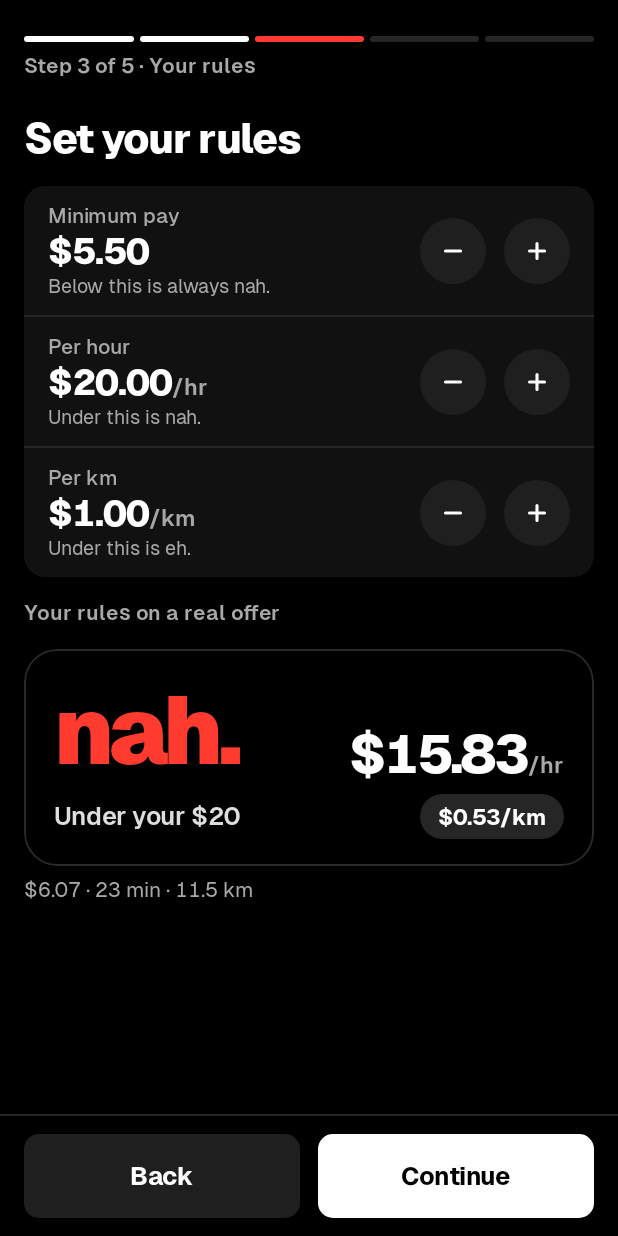
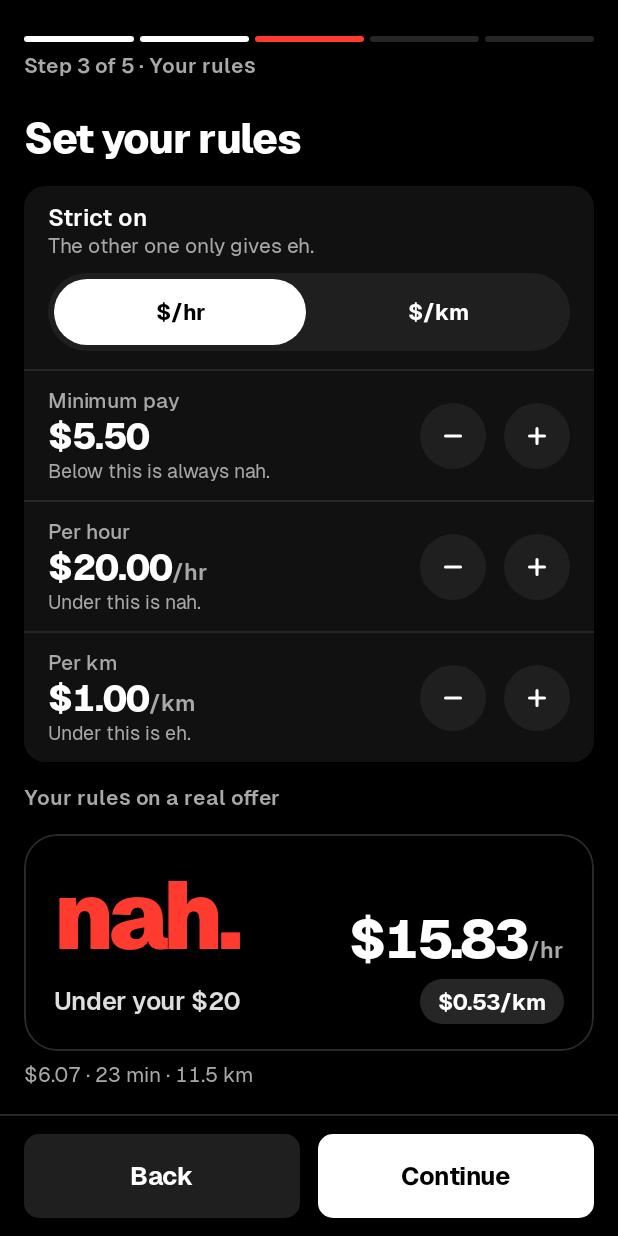
Before and after one commit to ejricahuerta/nah-meter, an Android app built with Jetpack Compose: the screen it shows after launch (MainActivity), after a tap on "Continue", on a phone screen of 412 x 824 dp. Run offline under Robolectric (Android 15) with nearby library versions, the phone set to English and light mode, and no system bars; 3 other taps on this screen came first.

Commit message:
Let the courier pick the strict rate: $/hr or $/km
When it's busy, traffic stretches the minutes but not the distance, so
$/km is the fairer guide. A new setting, "Strict on" ($/hr by default),
makes the chosen rate the red rule and the other one only yellow, so
slow trips still stand out as eh.

- core: Priority on Thresholds; Scorer orders the two rate checks by it.
  The default scores exactly as before; new tests cover both priorities.
- Rules (and the setup step): a "Strict on" control; the rate rows' hints
  follow it.
- A "Strict on $/hr / $/km" quick-settings tile flips it mid-shift
  without leaving Uber (lit for $/km).
- Card, TalkBack and voice name the strict rate: "Under your $1/km",
  "Short on $/hr", "Clears your $1/km"; spoken "nah. 53 cents a k."
- Home's rules strip lists the strict rate first.

Co-Authored-By: Claude Opus 5.5 <noreply@anthropic.com>
Claude-Session: https://claude.ai/code/session_01TiDzUZYwi2wnn6wGXALW2v

```diff
--- a/app/src/main/java/dev/edmel/offerchecker/data/Settings.kt
+++ b/app/src/main/java/dev/edmel/offerchecker/data/Settings.kt
@@ -9,6 +9,7 @@ import androidx.datastore.preferences.core.intPreferencesKey
 import androidx.datastore.preferences.core.stringPreferencesKey
 import androidx.datastore.preferences.core.stringSetPreferencesKey
 import androidx.datastore.preferences.preferencesDataStore
+import dev.edmel.offerchecker.core.Priority
 import dev.edmel.offerchecker.core.Thresholds
 import dev.edmel.offerchecker.core.Verdict
 import kotlinx.coroutines.flow.Flow
@@ -18,7 +19,10 @@ import java.math.BigDecimal
 /** Which theme to draw: Mono (dark, the default), Daylight (light), or whichever the phone is in. */
 enum class Appearance { MONO, DAYLIGHT, PHONE }
 
-/** What the spoken verdict says: the word, the word and $/hr, or the word, $/hr and $/km. */
+/**
+ * What the spoken verdict says: the word, the word and $/hr, or the word, $/hr and $/km. When $/km
+ * is the strict rate ([Thresholds.priority]) it's said in place of, or before, the $/hr.
+ */
 enum class VoiceMode { WORD, WORD_HOURLY, WORD_HOURLY_KM }
 
 data class AppSettings(
@@ -61,6 +65,7 @@ class SettingsRepository(context: Context) {
         val extraKmPercent = intPreferencesKey("extra_km_pct")
         val extraKmOverKm = intPreferencesKey("extra_km_over")
         val waitBuffer = intPreferencesKey("wait_buffer_min")
+        val priority = stringPreferencesKey("priority")
         val readingEnabled = booleanPreferencesKey("reading_enabled")
         val vibration = booleanPreferencesKey("vibration")
         val voice = booleanPreferencesKey("voice")
@@ -91,6 +96,7 @@ class SettingsRepository(context: Context) {
                 maxKm = this[Keys.maxKm]?.toBigDecimalOrNull(),
                 extraKmPercent = (this[Keys.extraKmPercent] ?: d.thresholds.extraKmPercent).coerceIn(0, 100),
                 extraKmOverKm = (this[Keys.extraKmOverKm] ?: d.thresholds.extraKmOverKm).coerceIn(0, 50),
+                priority = this[Keys.priority]?.let { v -> Priority.entries.firstOrNull { it.name == v } } ?: d.thresholds.priority,
             ),
             readingEnabled = this[Keys.readingEnabled] ?: d.readingEnabled,
             vibration = this[Keys.vibration] ?: d.vibration,
@@ -116,6 +122,7 @@ class SettingsRepository(context: Context) {
     suspend fun setExtraKmPercent(v: Int) = store.edit { it[Keys.extraKmPercent] = v.coerceIn(0, 100) }
     suspend fun setExtraKmOverKm(v: Int) = store.edit { it[Keys.extraKmOverKm] = v.coerceIn(0, 50) }
     suspend fun setWaitBuffer(v: Int) = store.edit { it[Keys.waitBuffer] = v }
+    suspend fun setPriority(v: Priority) = store.edit { it[Keys.priority] = v.name }
     suspend fun setReadingEnabled(v: Boolean) = store.edit { it[Keys.readingEnabled] = v }
     suspend fun setVibration(v: Boolean) = store.edit { it[Keys.vibration] = v }
     suspend fun setVoice(v: Boolean) = store.edit { it[Keys.voice] = v }
--- a/app/src/main/java/dev/edmel/offerchecker/service/OfferAccessibilityService.kt
+++ b/app/src/main/java/dev/edmel/offerchecker/service/OfferAccessibilityService.kt
@@ -346,7 +346,7 @@ class OfferAccessibilityService : AccessibilityService() {
         val s = settings
         guarded("verdict card") { badge.show(e, s.thresholds, s.compactBadge, cardTop ?: popupTop) }
         if (s.vibration) runCatching { alerts.vibrate(e.verdict) }
-        if (s.voice && e.verdict in s.voiceVerdicts) voice?.say(NahCopy.speech(e, s.voiceMode), s)
+        if (s.voice && e.verdict in s.voiceVerdicts) voice?.say(NahCopy.speech(e, s), s)
         ServiceState.lastReadFlow.value = LastRead(System.currentTimeMillis(), e, raw)
         val offer = e.offer ?: return
         if (e.verdict == Verdict.GREY) return
@@ -377,7 +377,7 @@ class OfferAccessibilityService : AccessibilityService() {
         val s = settings
         badge.show(e, s.thresholds, s.compactBadge, null)
         if (s.vibration) alerts.vibrate(e.verdict)
-        if (s.voice) voice?.say(NahCopy.speech(e, s.voiceMode), s)
+        if (s.voice) voice?.say(NahCopy.speech(e, s), s)
     }
 
     override fun onInterrupt() = Unit
--- a/app/src/main/java/dev/edmel/offerchecker/ui/SettingsScreen.kt
+++ b/app/src/main/java/dev/edmel/offerchecker/ui/SettingsScreen.kt
@@ -165,7 +165,7 @@ private fun LinkRow(title: String, desc: String?, alert: Boolean, onClick: () ->
 
 /** A row with a title and line, and a segmented control under them. */
 @Composable
-private fun SegmentedRow(title: String, desc: String?, options: List<String>, selected: Int, onSelect: (Int) -> Unit) {
+fun SegmentedRow(title: String, desc: String?, options: List<String>, selected: Int, onSelect: (Int) -> Unit) {
     Column(
         Modifier.fillMaxWidth().padding(horizontal = 16.dp, vertical = 12.dp),
         verticalArrangement = Arrangement.spacedBy(10.dp),
--- a/app/src/main/java/dev/edmel/offerchecker/ui/SetupScreen.kt
+++ b/app/src/main/java/dev/edmel/offerchecker/ui/SetupScreen.kt
@@ -306,13 +306,13 @@ private fun TestStep(settings: AppSettings) {
             StandInOffer()
         }
         NahGroup {
-            NahRow("Read verdicts out loud", "\"${NahCopy.speech(preview, settings.voiceMode)}\"") {
+            NahRow("Read verdicts out loud", "\"${NahCopy.speech(preview, settings)}\"") {
                 NahSwitch(settings.voice, { v -> scope.launch { repo.setVoice(v) } }, "Read verdicts out loud")
             }
         }
         NahButton(
             "Play the test verdict",
-            { voice.say(NahCopy.speech(preview, settings.voiceMode), settings) },
+            { voice.say(NahCopy.speech(preview, settings), settings) },
             modifier = Modifier.fillMaxWidth(), kind = NahButtonKind.Secondary,
         )
     }
--- a/app/src/main/java/dev/edmel/offerchecker/ui/ThresholdsScreen.kt
+++ b/app/src/main/java/dev/edmel/offerchecker/ui/ThresholdsScreen.kt
@@ -28,6 +28,7 @@ import androidx.compose.ui.text.withStyle
 import androidx.compose.ui.unit.dp
 import androidx.compose.ui.unit.sp
 import dev.edmel.offerchecker.core.Offer
+import dev.edmel.offerchecker.core.Priority
 import dev.edmel.offerchecker.core.Scorer
 import dev.edmel.offerchecker.core.Thresholds
 import dev.edmel.offerchecker.data.AppSettings
@@ -96,14 +97,19 @@ private fun step(v: BigDecimal, delta: String, lo: String, hi: String) =
     (v + BigDecimal(delta)).max(BigDecimal(lo)).min(BigDecimal(hi)).setScale(2, RoundingMode.HALF_UP)
 
 /**
- * The rule steppers, as rows to put in a [NahGroup]: minimum pay, per hour, per km and, with
- * [showExtras], max km, the unpaid extra km and the wait buffer.
+ * The rule steppers, as rows to put in a [NahGroup]: which rate is strict, minimum pay, per hour,
+ * per km and, with [showExtras], max km, the unpaid extra km and the wait buffer.
  */
 @Composable
 fun RuleSteppers(t: Thresholds, showExtras: Boolean) {
     val ctx = LocalContext.current
     val repo = remember { SettingsRepository(ctx) }
     val scope = rememberCoroutineScope()
+    val perKmFirst = t.priority == Priority.PER_KM
+    SegmentedRow(
+        "Strict on", "The other one only gives eh.", listOf("$/hr", "$/km"), if (perKmFirst) 1 else 0,
+    ) { i -> scope.launch { repo.setPriority(if (i == 1) Priority.PER_KM else Priority.HOURLY) } }
+    NahDivider()
     ThresholdField(
         "Minimum pay", money(t.minPay), null, "Below this is always nah.",
         "Decrease minimum pay by $0.25", "Increase minimum pay by $0.25",
@@ -112,14 +118,14 @@ fun RuleSteppers(t: Thresholds, showExtras: Boolean) {
     )
     NahDivider()
     ThresholdField(
-        "Per hour", money(t.minHourly), "/hr", "Under this is nah.",
+        "Per hour", money(t.minHourly), "/hr", if (perKmFirst) "Under this is eh." else "Under this is nah.",
         "Decrease per hour by $0.50", "Increase per hour by $0.50",
         { scope.launch { repo.setMinHourly(step(t.minHourly, "-0.50", "5", "80")) } },
         { scope.launch { repo.setMinHourly(step(t.minHourly, "0.50", "5", "80")) } },
     )
     NahDivider()
     ThresholdField(
-        "Per km", money(t.minPerKm), "/km", "Under this is eh.",
+        "Per km", money(t.minPerKm), "/km", if (perKmFirst) "Under this is nah." else "Under this is eh.",
         "Decrease per km by $0.05", "Increase per km by $0.05",
         { scope.launch { repo.setMinPerKm(step(t.minPerKm, "-0.05", "0", "5")) } },
         { scope.launch { repo.setMinPerKm(step(t.minPerKm, "0.05", "0", "5")) } },
--- a/core/src/main/kotlin/dev/edmel/offerchecker/core/Model.kt
+++ b/core/src/main/kotlin/dev/edmel/offerchecker/core/Model.kt
@@ -6,6 +6,12 @@ enum class Verdict { GREEN, YELLOW, RED, GREY }
 
 /** The decision rules, in the order they're checked. */
 enum class Check { MIN_PAY, MAX_KM, HOURLY, PER_KM }
+
+/**
+ * Which rate is strict: missing it is nah., missing the other is only eh. $/km suits busy times,
+ * when traffic stretches the minutes but not the distance.
+ */
+enum class Priority { HOURLY, PER_KM }
 
 /** One delivery offer as read from the card. Pay is in CAD; minutes are Uber's total. */
 data class Offer(
@@ -54,6 +60,8 @@ data class Thresholds(
     val extraKmPercent: Int = 0,
     /** The drive back only counts on trips over this many km; shorter ones stay in your area. 0 is every trip. */
     val extraKmOverKm: Int = 10,
+    /** The strict rate (red when missed); the other one only gives yellow. */
+    val priority: Priority = Priority.HOURLY,
 )
 
 data class Evaluation(
--- a/core/src/main/kotlin/dev/edmel/offerchecker/core/Scorer.kt
+++ b/core/src/main/kotlin/dev/edmel/offerchecker/core/Scorer.kt
@@ -7,8 +7,8 @@ import java.math.RoundingMode
  * The five decision rules, run in order; the first that fails sets the colour.
  *   1. pay ≥ min pay        else Red
  *   2. km ≤ max km          else Red (when a max is set)
- *   3. $/hr ≥ min hourly    else Red
- *   4. $/km ≥ min per km    else Yellow
+ *   3. the strict rate      else Red     ($/hr ≥ min hourly by default, or $/km ≥ min per km)
+ *   4. the other rate       else Yellow  ([Thresholds.priority] picks which is strict)
  *   5. otherwise            Green
  * The unpaid drive back ([Thresholds.extraKmPercent], on trips over [Thresholds.extraKmOverKm]) adds km
  * and minutes to the rates, not to the max.
@@ -42,14 +42,20 @@ object Scorer {
         val perKm = if (totalKm.signum() > 0) offer.pay.divide(totalKm, 2, RoundingMode.HALF_UP) else null
 
         // Exact checks: pay*60 ≥ minHourly*minutes  ⇔  pay/minutes*60 ≥ minHourly.
+        val shortHourly = offer.pay.multiply(SIXTY) < t.minHourly.multiply(m)
+        val shortPerKm = totalKm.signum() > 0 && offer.pay < t.minPerKm.multiply(totalKm)
+        val (strict, soft) = when (t.priority) {
+            Priority.HOURLY -> (shortHourly to Check.HOURLY) to (shortPerKm to Check.PER_KM)
+            Priority.PER_KM -> (shortPerKm to Check.PER_KM) to (shortHourly to Check.HOURLY)
+        }
         val (verdict, check) = when {
             // An add-on's pay is only what it adds to a trip already accepted, so the minimum
             // (meant for a whole trip) doesn't apply; it's judged on $/hr and $/km alone.
             !offer.addOn && offer.pay < t.minPay -> Verdict.RED to Check.MIN_PAY
             // The max is about how far Uber sends you: the card's km, without the drive back.
             t.maxKm != null && offer.km > t.maxKm -> Verdict.RED to Check.MAX_KM
-            offer.pay.multiply(SIXTY) < t.minHourly.multiply(m) -> Verdict.RED to Check.HOURLY
-            totalKm.signum() > 0 && offer.pay < t.minPerKm.multiply(totalKm) -> Verdict.YELLOW to Check.PER_KM
+            strict.first -> Verdict.RED to strict.second
+            soft.first -> Verdict.YELLOW to soft.second
             else -> Verdict.GREEN to null
         }
         val rule = when (check) {
```
Also changed, not shown: app/src/main/AndroidManifest.xml (+11 -0 lines), app/src/main/java/dev/edmel/offerchecker/service/NahCopy.kt (+30 -7 lines), app/src/main/java/dev/edmel/offerchecker/service/PriorityTileService.kt (added, +53 -0 lines), app/src/main/java/dev/edmel/offerchecker/ui/HomeScreen.kt (+6 -1 lines), app/src/main/java/dev/edmel/offerchecker/ui/VoiceScreen.kt (+12 -5 lines), 3 other files.
